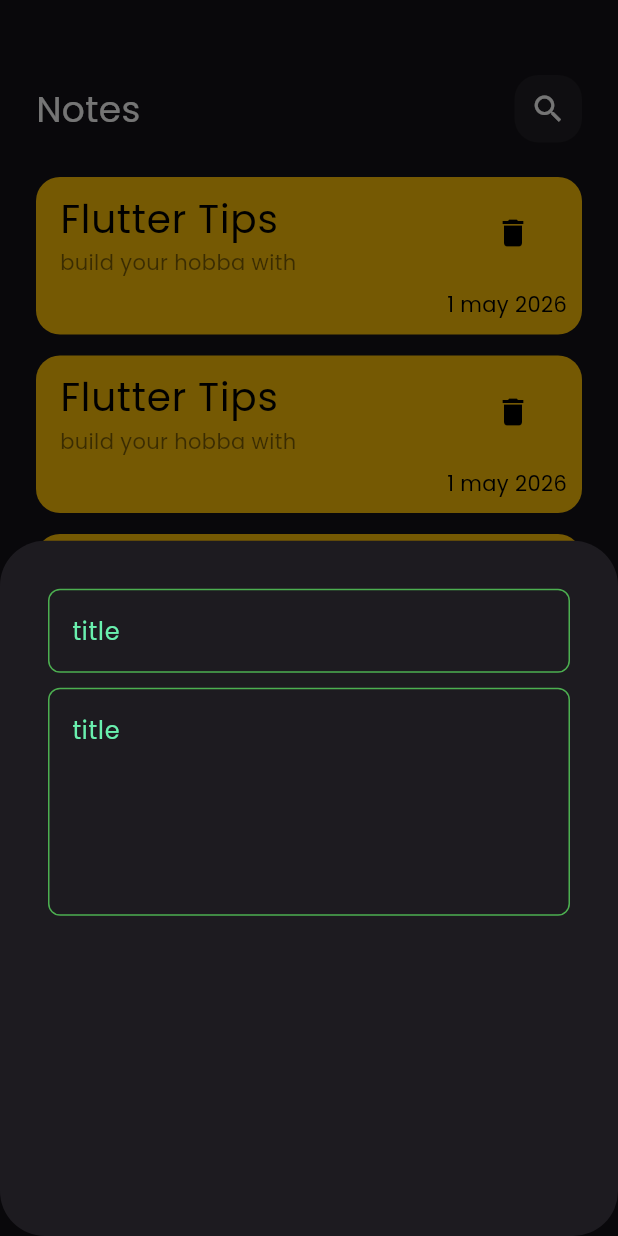
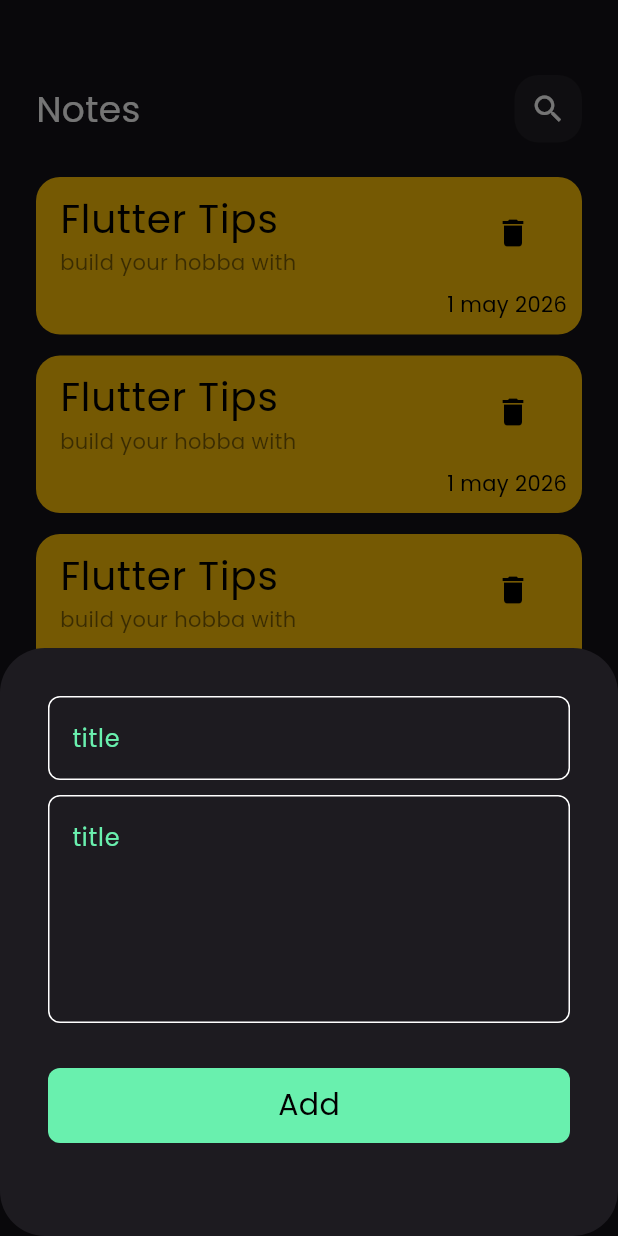
Before and after one commit to hassanmoh262/notes_app, a Flutter app: the screen it shows after launch, after a tap on the "add" icon, on a phone screen of 412 x 824 dp. Run offline on Flutter 3.47's test engine with Material 3 defaults, Android fonts, the phone set to English and light mode, and no system bars.

Commit message:
finish notes bottom sheet

```diff
--- a/lib/widgets/add_note_button_sheet.dart
+++ b/lib/widgets/add_note_button_sheet.dart
@@ -1,4 +1,5 @@
 import 'package:flutter/material.dart';
+import 'package:notes_app/widgets/custom_button.dart';
 import 'package:notes_app/widgets/custom_text_field.dart';
 
 class AddNoteButtonSheet extends StatelessWidget {
@@ -8,12 +9,18 @@ class AddNoteButtonSheet extends StatelessWidget {
   Widget build(BuildContext context) {
     return Padding(
       padding: const EdgeInsets.all(32),
+      child: SingleChildScrollView(
         child: Column(
           children: [
             CustomTextField(hint: "title"),
             SizedBox(height: 10),
             CustomTextField(hint: "title", maxLines: 5),
+            SizedBox(height: 30),
+
+            CustomButton(),
+            SizedBox(height: 30),
           ],
+        ),
       ),
     );
   }
--- /dev/null
+++ b/lib/widgets/custom_button.dart
@@ -0,0 +1,21 @@
+import 'package:flutter/material.dart';
+import 'package:notes_app/constants.dart';
+
+class CustomButton extends StatelessWidget {
+  const CustomButton({super.key});
+
+  @override
+  Widget build(BuildContext context) {
+    return Container(
+      width: MediaQuery.of(context).size.width,
+      height: 50,
+      child: Center(
+        child: Text("Add", style: TextStyle(color: Colors.black, fontSize: 20)),
+      ),
+      decoration: BoxDecoration(
+        borderRadius: BorderRadius.circular(8),
+        color: KPrimaryColor,
+      ),
+    );
+  }
+}
--- a/lib/widgets/custom_text_field.dart
+++ b/lib/widgets/custom_text_field.dart
@@ -15,7 +15,7 @@ class CustomTextField extends StatelessWidget {
         hintStyle: TextStyle(color: KPrimaryColor),
         border: OutlineInputBorder(borderSide: BorderSide(color: Colors.white)),
         enabledBorder: OutlineInputBorder(
-          borderSide: BorderSide(color: Colors.green),
+          borderSide: BorderSide(color: Colors.white),
           borderRadius: BorderRadius.circular(8),
         ),
         focusedBorder: OutlineInputBorder(
```
Lines whose indentation alone changed are shown as unchanged.
